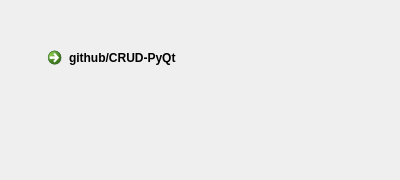
Qt form view/ui/Help__update.ui (albertolicea00/CRUD-PyQt) before a commit.
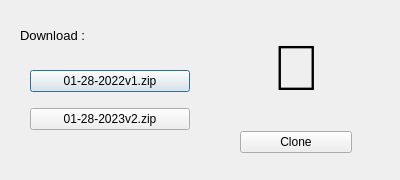
The same form after that commit.

Commit message: ya descarga del repositorio github

What changed in the file:
```diff
--- a/view/ui/Help__update.ui
+++ b/view/ui/Help__update.ui
@@ -25,22 +25,100 @@
   <property name="windowTitle">
    <string>Update</string>
   </property>
-  <widget class="QCommandLinkButton" name="btn_gifcofe">
+  <widget class="QLabel" name="label">
    <property name="geometry">
     <rect>
-     <x>40</x>
-     <y>40</y>
-     <width>221</width>
-     <height>51</height>
+     <x>20</x>
+     <y>20</y>
+     <width>91</width>
+     <height>31</height>
     </rect>
    </property>
-   <property name="cursor">
-    <cursorShape>ArrowCursor</cursorShape>
+   <property name="font">
+    <font>
+     <pointsize>10</pointsize>
+    </font>
    </property>
    <property name="text">
-    <string>github/CRUD-PyQt</string>
+    <string>Download :</string>
    </property>
   </widget>
+  <widget class="QWidget" name="verticalLayoutWidget">
+   <property name="geometry">
+    <rect>
+     <x>30</x>
+     <y>60</y>
+     <width>160</width>
+     <height>80</height>
+    </rect>
+   </property>
+   <layout class="QVBoxLayout" name="verticalLayout">
+    <item>
+     <widget class="QPushButton" name="btn_v1">
+      <property name="cursor">
+       <cursorShape>OpenHandCursor</cursorShape>
+      </property>
+      <property name="text">
+       <string>01-28-2022v1.zip</string>
+      </property>
+     </widget>
+    </item>
+    <item>
+     <widget class="QPushButton" name="btn_v2">
+      <property name="cursor">
+       <cursorShape>OpenHandCursor</cursorShape>
+      </property>
+      <property name="text">
+       <string>01-28-2023v2.zip</string>
+      </property>
+     </widget>
+    </item>
+   </layout>
+  </widget>
+  <widget class="QWidget" name="verticalLayoutWidget_2">
+   <property name="geometry">
+    <rect>
+     <x>240</x>
+     <y>10</y>
+     <width>112</width>
+     <height>143</height>
+    </rect>
+   </property>
+   <layout class="QVBoxLayout" name="verticalLayout_2">
+    <item>
+     <widget class="QLabel" name="label_2">
+      <property name="font">
+       <font>
+        <pointsize>48</pointsize>
+        <kerning>false</kerning>
+       </font>
+      </property>
+      <property name="cursor">
+       <cursorShape>WaitCursor</cursorShape>
+      </property>
+      <property name="layoutDirection">
+       <enum>Qt::LeftToRight</enum>
+      </property>
+      <property name="text">
+       <string>🔁</string>
+      </property>
+      <property name="alignment">
+       <set>Qt::AlignCenter</set>
+      </property>
+     </widget>
+    </item>
+    <item>
+     <widget class="QPushButton" name="btn_vz">
+      <property name="cursor">
+       <cursorShape>OpenHandCursor</cursorShape>
+      </property>
+      <property name="text">
+       <string>Clone</string>
+      </property>
+     </widget>
+    </item>
+   </layout>
+  </widget>
  </widget>
  <resources/>
  <connections/>
```
The commit also changes 4 other files.
